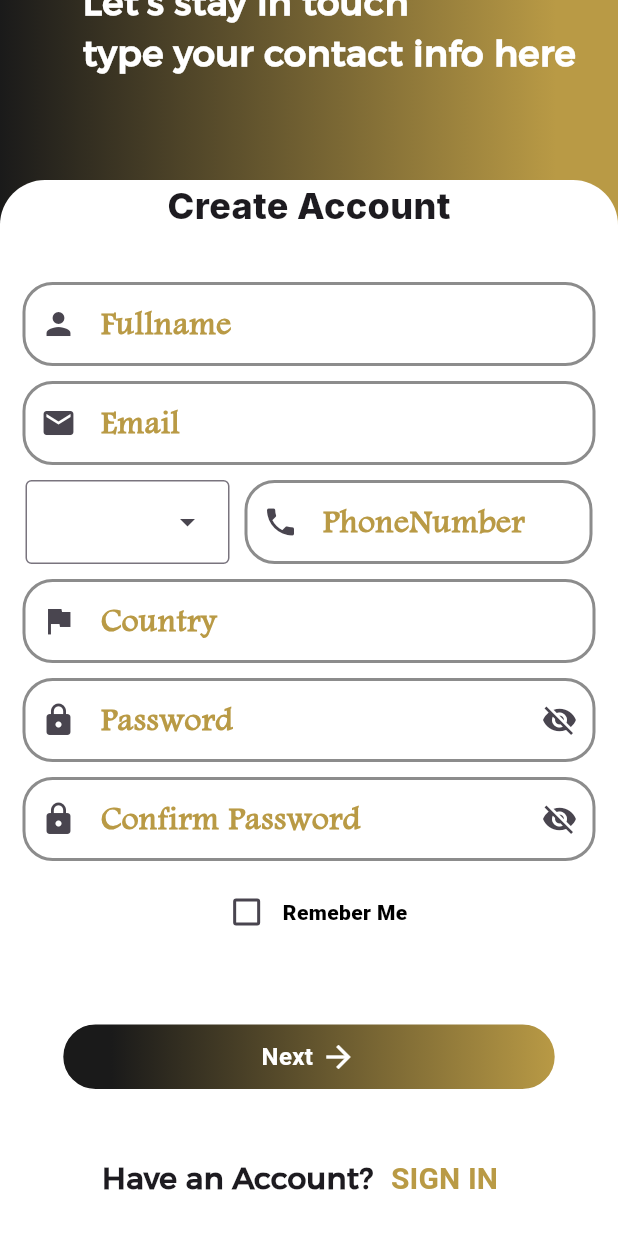
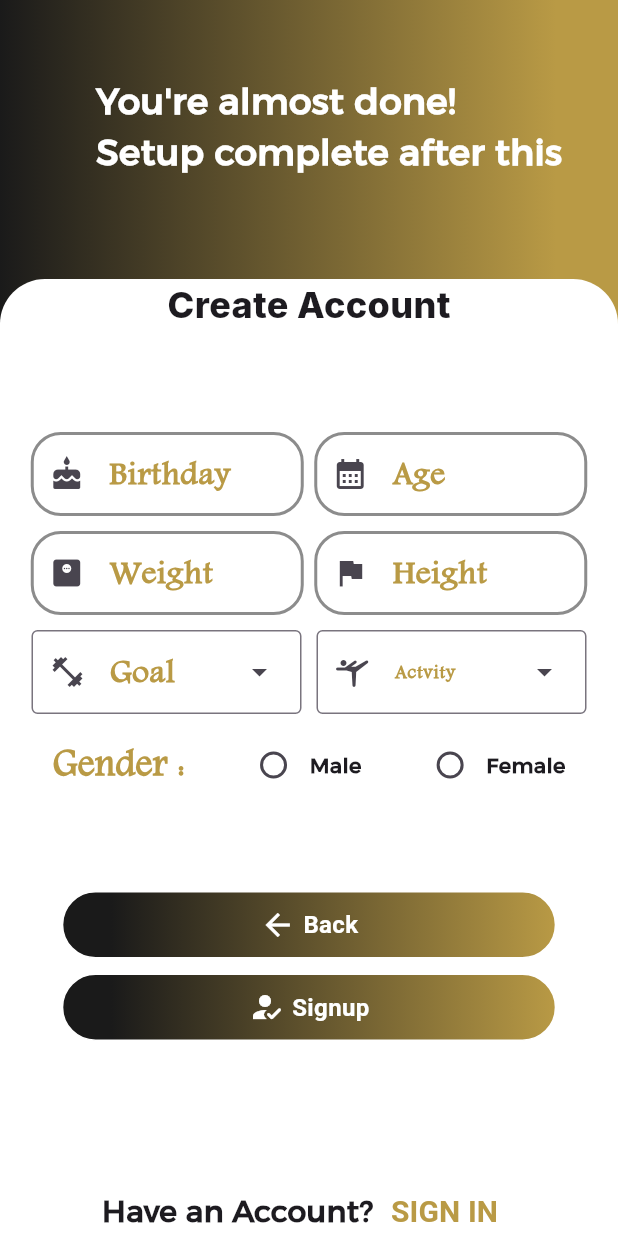
Before and after one commit to Youssef3082004/MateStrenght, a Flutter app: the Signup screen opened by its route, scrolled down 96 dp, after a tap on "Next", on a phone screen of 412 x 824 dp. Run offline on Flutter 3.47's test engine with Material 3 defaults, Android fonts, the phone set to English and light mode, and no system bars; project files that could hold a hidden picture were left out.

Commit message:
Second Signup Interface

```diff
--- /dev/null
+++ b/lib/Widgets/Horizental_Radio.dart
@@ -0,0 +1,43 @@
+import 'package:flutter/material.dart';
+import 'package:matestrenght/Constant/Constants.dart';
+
+class HRadioButton extends StatefulWidget{
+
+  final List Radio_values;
+  const HRadioButton({super.key,required this.Radio_values});
+  @override
+  State<HRadioButton> createState() => _HRadioButton();
+
+}
+
+
+
+
+class _HRadioButton extends State<HRadioButton>{
+
+  String? gender ;
+
+  @override
+  Widget build(BuildContext context) {
+    Row Radio_Row = Row(mainAxisAlignment: MainAxisAlignment.center,children: [...Radio_row()],spacing: 35,);
+    return RadioGroup<String>(groupValue: gender,onChanged: (value) => Choose_gender(value),child:Radio_Row );
+  }
+
+
+
+
+  void Choose_gender(value) => setState(() => gender = value);
+
+  Iterable<Row> Radio_row(){
+    return widget.Radio_values.map((value){
+
+      Text Radio_label = Text(value,style: TextStyle(fontFamily: "Alex",fontWeight: FontWeight.w700),);
+      Radio<String> Radio_b = Radio(value: value,activeColor:MainColor.gold.color,);
+
+      return Row(children: [Radio_b,Radio_label],spacing: 0);
+
+
+    });
+  }
+
+}
--- a/lib/auth/Signup.dart
+++ b/lib/auth/Signup.dart
@@ -53,7 +53,7 @@ class _Signup extends State<Signup>{
 
     //! =========================================================== Signin Button  ==================================================
 
-    AuthButton Next_button = AuthButton(label: "Next", onTap: ()=> print("gggg"),icon_name: Icons.arrow_forward,right_icon: true);
+    AuthButton Next_button = AuthButton(label: "Next", onTap: ()=>Navigator.pushNamed(context, "/signup2") ,icon_name: Icons.arrow_forward,right_icon: true);
 
 
     //! =========================================================== Sign Up  ==================================================
--- a/lib/auth/Signup2.dart
+++ b/lib/auth/Signup2.dart
@@ -0,0 +1,111 @@
+import "package:matestrenght/Widgets/Button.dart";
+import "package:matestrenght/Widgets/Textfeild.dart";
+import "package:flutter/material.dart";
+import "package:matestrenght/Constant/Constants.dart";
+import 'package:matestrenght/Widgets/Horizental_Radio.dart';
+
+
+class Signup2 extends StatefulWidget{
+
+  const Signup2({super.key});
+  @override
+  State<Signup2> createState() => _Signup2();
+
+}
+
+
+
+class _Signup2 extends State<Signup2>{
+
+  final email_value =  TextEditingController();
+  final password_value =  TextEditingController();
+  final int textfeild_width = 230;
+  final List<String> __Fitness_Goal = ["Build Muscle","Lose Body Fat","Boost Endurance","Increase Flexibility","Stay Healthy"] ;
+  final  List<String> __Activities = ["Sedentary","Lightly Active","Moderately Active","Very Active","Highly Active"];
+  final gold = MainColor.gold.color;
+
+
+  @override
+  void dispose() {
+    password_value.dispose();
+    email_value.dispose();
+    super.dispose();
+  }
+
+  @override
+  Widget build(BuildContext context) {
+    double Height = MediaQuery.of(context).size.height;
+
+    //! =========================================================== First Container ==================================================
+    TextStyle textStyle = TextStyle(fontSize: 24,color: Colors.white,fontWeight: FontWeight.w800,fontFamily: "Alex");
+    Text LoginText = Text("    You're almost done!  \n    Setup complete after this\n\n",style: textStyle);
+
+    //! =========================================================== Second Container  ==================================================
+    Row createaccount = Row(children: [Text("Create Account\n\n",style: const TextStyle(fontFamily:"Inter",fontSize: 24,fontWeight: FontWeight.w800))],mainAxisAlignment: MainAxisAlignment.center,);
+
+    CustomTextFromFeild Birthday = CustomTextFromFeild(hint_text: "dd-mm-yyyy",password_or_no: false,title: "Birthday",controller:email_value,Trailing_Width:textfeild_width ,prefiex_icon: Icons.cake);
+    CustomTextFromFeild Age = CustomTextFromFeild(hint_text: "",password_or_no: false,title: "Age",controller:email_value,Trailing_Width:textfeild_width ,prefiex_icon: Icons.calendar_month,);
+    Row Age_row = Row(children: [Birthday,Age],mainAxisAlignment: MainAxisAlignment.center,spacing: 7);
+
+    CustomTextFromFeild wight = CustomTextFromFeild(hint_text: "in (kg)",password_or_no: false,title: "Weight",controller:email_value,Trailing_Width:textfeild_width ,prefiex_icon: Icons.monitor_weight_rounded,);
+    CustomTextFromFeild height = CustomTextFromFeild(hint_text: "in (cm)",password_or_no: false,title: "Height",controller:email_value,Trailing_Width:textfeild_width ,prefiex_icon: Icons.flag,);
+    Row weight_row = Row(children: [wight,height],mainAxisAlignment: MainAxisAlignment.center,spacing: 7);
+
+
+
+    MenuStyle menu_style = MenuStyle(backgroundColor: WidgetStateProperty.all(gold),side:WidgetStateProperty.all(BorderSide(width: 0)));
+    DropdownMenu Goal = DropdownMenu(dropdownMenuEntries: dropdownValues(values: __Fitness_Goal,leading_icon: Icons.fitness_center),leadingIcon: Icon(Icons.fitness_center),width: 180,label: Text("Goal",style: TextStyle(color: gold,fontFamily: "andalus",fontSize: 22,fontWeight: FontWeight.w800),),menuStyle: menu_style);
+    DropdownMenu Activity = DropdownMenu(dropdownMenuEntries: dropdownValues(values: __Activities,leading_icon:Icons.sports_gymnastics_rounded ),leadingIcon: Icon(Icons.sports_gymnastics_rounded,),width: 180,label: Text("Actvity",style: TextStyle(color: gold,fontFamily: "andalus",fontSize: 13,fontWeight: FontWeight.w800),),menuStyle: menu_style,);
+    Row Goal_row = Row(children: [Goal,Activity],mainAxisAlignment: MainAxisAlignment.center,spacing: 10);
+
+
+    Text Gender = Text("Gender :",style: TextStyle(fontFamily: "Andalus",color: gold,fontSize: 25,fontWeight: FontWeight.w800),);
+    HRadioButton h = HRadioButton(Radio_values: ["Male","Female"]);
+    Row Gender_row = Row(children: [Gender,h],mainAxisAlignment: MainAxisAlignment.spaceEvenly);
+
+    Column Inputs = Column(children: [Age_row,weight_row,Goal_row,Gender_row],spacing: 10,mainAxisAlignment: MainAxisAlignment.center);
+
+    //! =========================================================== Signin Button  ==================================================
+
+    AuthButton Next_button = AuthButton(label: "Back", onTap: ()=>Navigator.pop(context, (route) => false) ,icon_name: Icons.arrow_back,right_icon: false);
+    AuthButton Signup_button = AuthButton(label: "Signup", onTap: ()=> print("gggg"),icon_name: Icons.how_to_reg_rounded,right_icon: false);
+
+
+
+    //! =========================================================== Sign Up  ==================================================
+    Text signin_text = Text("Have an Account?",style: TextStyle(fontFamily: "Alex",fontWeight: FontWeight.w700,fontSize: 20));
+    TextButton signin_button = TextButton(onPressed: ()=> Navigator.pushNamedAndRemoveUntil(context, "/login", (route) => false), child:Text("SIGN IN",style: TextStyle(color: gold,fontWeight: FontWeight.w700,fontSize: 20),));
+    Row signin_row = Row(children: [signin_text,signin_button],mainAxisAlignment: MainAxisAlignment.center);
+
+    ListView second_controls = ListView(children: [createaccount,Inputs,SizedBox(height: 60),Row(children: [Next_button],mainAxisAlignment: MainAxisAlignment.center),SizedBox(height: 10,),Row(children: [Signup_button],mainAxisAlignment: MainAxisAlignment.center),SizedBox(height: 90),signin_row],physics: NeverScrollableScrollPhysics());
+    BoxDecoration SecondContainer_decor = BoxDecoration(borderRadius: BorderRadius.only(topLeft: Radius.circular(30),topRight: Radius.circular(30)),color: Colors.white);
+    Container SecondContainer = Container(child: second_controls,decoration: SecondContainer_decor,height:Height - 186,padding: EdgeInsets.all(0));
+
+    //! =========================================================== main Page Controls ==================================================
+
+    Column Controls = Column(children: [Padding(padding: const EdgeInsets.only(top: 50),child: LoginText),SecondContainer]);
+    BoxDecoration decoration = BoxDecoration(gradient: LinearGradient(colors: [MainColor.dark.color,MainColor.gold.color],stops:[0,0.9],begin: Alignment.centerLeft,end: Alignment.centerRight));
+    Container main_app = Container(child: Controls,decoration: decoration,padding: EdgeInsets.all(0));
+    return Scaffold(body: main_app);
+  }
+
+
+
+List<DropdownMenuEntry<String>> dropdownValues({required List<String> values,required IconData leading_icon}) {
+  return values.map((value) {
+    return DropdownMenuEntry<String>(
+      value: value,
+      label: value,
+      style: ButtonStyle(backgroundColor: WidgetStateProperty.all(Colors.white) ),
+      leadingIcon: Icon(leading_icon,color: gold,),
+      labelWidget:  Text(value,style: TextStyle(color: Colors.black))
+
+      );
+  }).toList();
+}
+
+
+
+
+
+}
--- a/lib/main.dart
+++ b/lib/main.dart
@@ -2,6 +2,7 @@ import 'package:flutter/material.dart';
 import 'auth/Auth.dart';
 import 'auth/login.dart';
 import 'auth/Signup.dart';
+import 'auth/Signup2.dart';
 
 void main() {
   runApp(const Myapp());
@@ -26,7 +27,7 @@ class _Myapp extends State<Myapp>{
       "/auth":(context) => Auth(),
       "/login":(context) => Login(),
       "/signup":(context) => Signup(),
-
+      "/signup2":(context) => Signup2(),
     };
 
     ThemeData Animiation = ThemeData(pageTransitionsTheme: PageTransitionsTheme(builders: {TargetPlatform.android:FadeForwardsPageTransitionsBuilder(backgroundColor: Colors.black)}));
```
